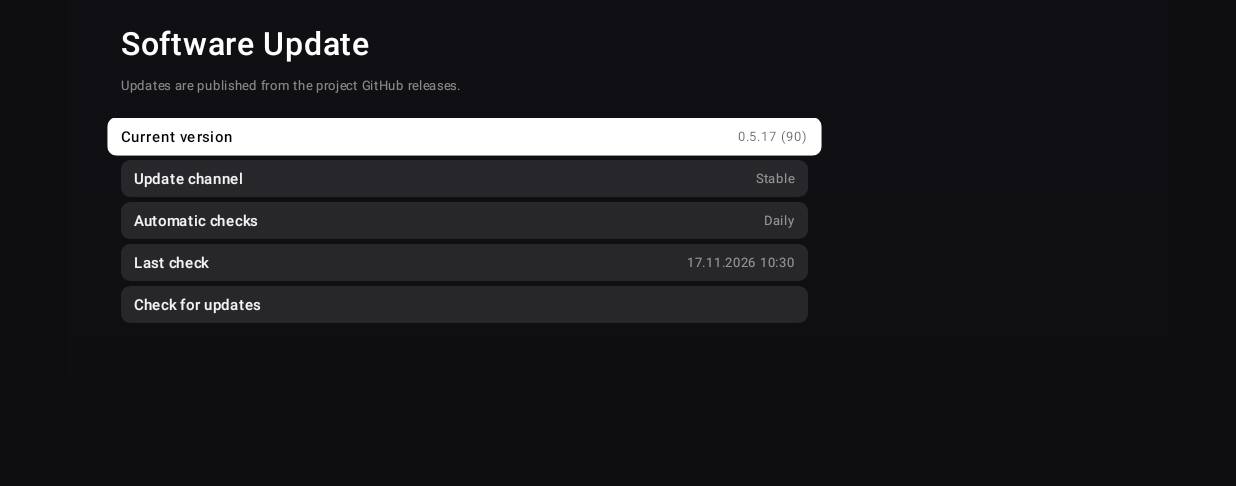
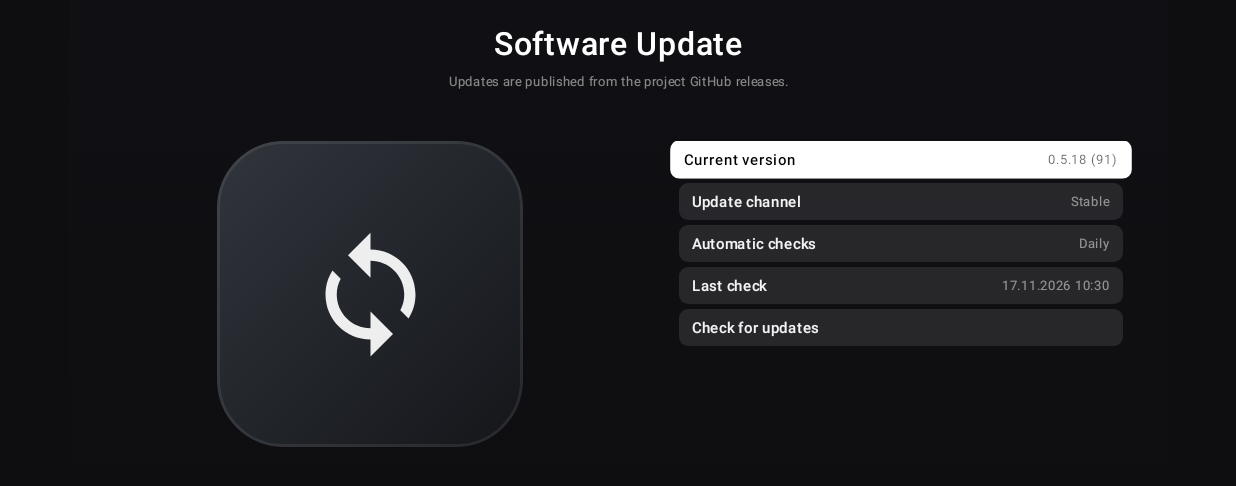
Before and after one commit to whatuneeed/AureTV, an Android app built with Jetpack Compose: the SoftwareUpdateActivity screen opened directly, with no data from a screen before it, on a phone screen of 824 x 412 dp (held sideways). Shown: the top 486 px of the screen. Run offline under Robolectric (Android 15) with nearby library versions, the phone set to English and light mode, and no system bars; pictures from the network do not load.

Commit message:
Release 0.5.18: put Backup and Update in the Settings two-pane frame
- Add TvToolPageScaffold with the centered title, left category icon and
  right 776 px action list used by Settings subpages.
- Move Backup and Software Update onto that frame, including their rows,
  progress bar and viewport; keep their separate activities and lifecycle.
- Bump to 0.5.18 / versionCode 91 and record targeted verification.

```diff
--- a/app/build.gradle.kts
+++ b/app/build.gradle.kts
@@ -33,8 +33,8 @@ android {
         targetSdk = 35
         // versionCode grows with every build shared outside this machine;
         // versionName names the batch of changes the build contains.
-        versionCode = 90
-        versionName = "0.5.17"
+        versionCode = 91
+        versionName = "0.5.18"
         buildConfigField(
             "String",
             "UPDATE_METADATA_URL",
--- a/app/src/main/java/com/whatuneed/ovisiontv/kotlin/ui/BackupScreen.kt
+++ b/app/src/main/java/com/whatuneed/ovisiontv/kotlin/ui/BackupScreen.kt
@@ -55,7 +55,10 @@ import androidx.compose.ui.text.input.PasswordVisualTransformation
 import androidx.compose.ui.text.style.TextOverflow
 import com.whatuneed.ovisiontv.kotlin.MainActivity
 import com.whatuneed.ovisiontv.kotlin.R
+import com.whatuneed.ovisiontv.kotlin.ui.components.SectionGlyph
+import com.whatuneed.ovisiontv.kotlin.ui.components.TV_TOOL_LIST_WIDTH
 import com.whatuneed.ovisiontv.kotlin.ui.components.TvListRowSurface
+import com.whatuneed.ovisiontv.kotlin.ui.components.TvToolPageScaffold
 import com.whatuneed.ovisiontv.kotlin.backup.BackupCategory
 import com.whatuneed.ovisiontv.kotlin.backup.BackupContract
 import com.whatuneed.ovisiontv.kotlin.backup.BackupException
@@ -532,29 +535,13 @@ fun BackupScreen(onClose: () -> Unit) {
         }
     }
 
-    Box(
-        Modifier
-            .fillMaxSize()
-            .background(Brush.verticalGradient(listOf(Color(0xFF101014), Color(0xFF0E0E11)))),
+    TvToolPageScaffold(
+        title = stringResource(R.string.backup_title),
+        subtitle = stringResource(R.string.backup_subtitle),
+        icon = SectionGlyph.shield,
+        scale = scale,
     ) {
-        Column(
-            Modifier
-                .offset(x = scale.dp(TvOs.SAFE_AREA), y = scale.dp(44f))
-                .width(scale.dp(1200f)),
-        ) {
-            Text(
-                text = stringResource(R.string.backup_title),
-                color = Color.White,
-                fontSize = scale.sp(TvType.largeTitle),
-                fontWeight = FontWeight.SemiBold,
-            )
-            Text(
-                text = stringResource(R.string.backup_subtitle),
-                color = LauncherColors.textSecondary,
-                fontSize = scale.sp(TvType.callout),
-                modifier = Modifier.padding(top = scale.dp(8f)),
-            )
-            Spacer(Modifier.height(scale.dp(24f)))
+        Column(Modifier.fillMaxSize()) {
             if (ui.page == BackupPage.PASSWORD) {
                 PasswordFields(
                     ui = ui,
@@ -590,8 +577,7 @@ fun BackupScreen(onClose: () -> Unit) {
             } else {
                 LazyColumn(
                     modifier = Modifier
-                        .width(scale.dp(1200f))
-                        .height(scale.dp(760f))
+                        .fillMaxSize()
                         .testTag("backup_rows"),
                     verticalArrangement = Arrangement.spacedBy(scale.dp(8f)),
                 ) {
@@ -752,7 +738,7 @@ private fun BackupRowView(
         focused = focused,
         scale = scale,
         modifier = Modifier
-            .width(scale.dp(1200f))
+            .width(scale.dp(TV_TOOL_LIST_WIDTH))
             .focusRequester(requester)
             .onFocusChanged { if (it.isFocused) onFocus() }
             // Every row is a focus target even when it only carries a warning;
--- a/app/src/main/java/com/whatuneed/ovisiontv/kotlin/ui/SoftwareUpdateScreen.kt
+++ b/app/src/main/java/com/whatuneed/ovisiontv/kotlin/ui/SoftwareUpdateScreen.kt
@@ -46,7 +46,10 @@ import androidx.compose.ui.text.font.FontWeight
 import androidx.compose.ui.text.style.TextOverflow
 import com.whatuneed.ovisiontv.kotlin.BuildConfig
 import com.whatuneed.ovisiontv.kotlin.R
+import com.whatuneed.ovisiontv.kotlin.ui.components.SectionGlyph
+import com.whatuneed.ovisiontv.kotlin.ui.components.TV_TOOL_LIST_WIDTH
 import com.whatuneed.ovisiontv.kotlin.ui.components.TvListRowSurface
+import com.whatuneed.ovisiontv.kotlin.ui.components.TvToolPageScaffold
 import com.whatuneed.ovisiontv.kotlin.data.KidsMode
 import com.whatuneed.ovisiontv.kotlin.update.UpdateChannel
 import com.whatuneed.ovisiontv.kotlin.update.UpdateCheckMode
@@ -356,29 +359,13 @@ fun SoftwareUpdateScreen(onClose: () -> Unit) {
         if (focusIndex !in rows.indices) focusIndex = 0
     }
 
-    Box(
-        Modifier
-            .fillMaxSize()
-            .background(Brush.verticalGradient(listOf(Color(0xFF101014), Color(0xFF0E0E11)))),
+    TvToolPageScaffold(
+        title = stringResource(R.string.update_title),
+        subtitle = stringResource(R.string.update_subtitle),
+        icon = SectionGlyph.update,
+        scale = scale,
     ) {
-        Column(
-            Modifier
-                .offset(x = scale.dp(TvOs.SAFE_AREA), y = scale.dp(44f))
-                .width(scale.dp(1200f)),
-        ) {
-            Text(
-                text = stringResource(R.string.update_title),
-                color = Color.White,
-                fontSize = scale.sp(TvType.largeTitle),
-                fontWeight = FontWeight.SemiBold,
-            )
-            Text(
-                text = stringResource(R.string.update_subtitle),
-                color = LauncherColors.textSecondary,
-                fontSize = scale.sp(TvType.callout),
-                modifier = Modifier.padding(top = scale.dp(8f)),
-            )
-            Spacer(Modifier.height(scale.dp(24f)))
+        Column(Modifier.fillMaxSize()) {
             val downloadTotal = state.totalBytes
             if (state.phase == UpdatePhase.DOWNLOADING && downloadTotal != null) {
                 LinearProgressIndicator(
@@ -386,7 +373,7 @@ fun SoftwareUpdateScreen(onClose: () -> Unit) {
                         (state.progressBytes.toFloat() / downloadTotal.toFloat()).coerceIn(0f, 1f)
                     },
                     modifier = Modifier
-                        .width(scale.dp(1200f))
+                        .width(scale.dp(TV_TOOL_LIST_WIDTH))
                         .height(scale.dp(6f))
                         .testTag("update_progress"),
                     color = Color.White.copy(alpha = 0.75f),
@@ -396,8 +383,7 @@ fun SoftwareUpdateScreen(onClose: () -> Unit) {
             }
             LazyColumn(
                 modifier = Modifier
-                    .width(scale.dp(1200f))
-                    .height(scale.dp(700f))
+                    .fillMaxSize()
                     .testTag("update_rows"),
                 verticalArrangement = Arrangement.spacedBy(scale.dp(8f)),
             ) {
@@ -416,12 +402,12 @@ fun SoftwareUpdateScreen(onClose: () -> Unit) {
                 }
             }
         }
-        if (notesOpen) {
-            UpdateNotesOverlay(
-                release = release,
-                onClose = { notesOpen = false },
-            )
-        }
+    }
+    if (notesOpen) {
+        UpdateNotesOverlay(
+            release = release,
+            onClose = { notesOpen = false },
+        )
     }
 }
 
@@ -499,7 +485,7 @@ private fun UpdateRowView(
         focused = focused,
         scale = scale,
         modifier = Modifier
-            .width(scale.dp(1200f))
+            .width(scale.dp(TV_TOOL_LIST_WIDTH))
             .focusRequester(requester)
             .onFocusChanged { if (it.isFocused) onFocus() }
             .clickable { row.action?.invoke() },
--- /dev/null
+++ b/app/src/main/java/com/whatuneed/ovisiontv/kotlin/ui/components/TvToolPageScaffold.kt
@@ -0,0 +1,139 @@
+package com.whatuneed.ovisiontv.kotlin.ui.components
+
+import androidx.compose.foundation.Image
+import androidx.compose.foundation.background
+import androidx.compose.foundation.border
+import androidx.compose.foundation.layout.Box
+import androidx.compose.foundation.layout.BoxScope
+import androidx.compose.foundation.layout.fillMaxSize
+import androidx.compose.foundation.layout.fillMaxWidth
+import androidx.compose.foundation.layout.offset
+import androidx.compose.foundation.layout.size
+import androidx.compose.foundation.layout.width
+import androidx.compose.foundation.shape.RoundedCornerShape
+import androidx.compose.material3.Text
+import androidx.compose.runtime.Composable
+import androidx.compose.runtime.getValue
+import androidx.compose.runtime.mutableIntStateOf
+import androidx.compose.runtime.remember
+import androidx.compose.runtime.setValue
+import androidx.compose.ui.Alignment
+import androidx.compose.ui.Modifier
+import androidx.compose.ui.draw.clip
+import androidx.compose.ui.graphics.Brush
+import androidx.compose.ui.graphics.Color
+import androidx.compose.ui.graphics.ColorFilter
+import androidx.compose.ui.graphics.vector.ImageVector
+import androidx.compose.ui.semantics.heading
+import androidx.compose.ui.semantics.semantics
+import androidx.compose.ui.text.font.FontWeight
+import androidx.compose.ui.text.style.TextAlign
+import androidx.compose.ui.text.style.TextOverflow
+import androidx.compose.ui.unit.dp
+import com.whatuneed.ovisiontv.kotlin.ui.LauncherColors
+import com.whatuneed.ovisiontv.kotlin.ui.TvInk
+import com.whatuneed.ovisiontv.kotlin.ui.TvOs
+import com.whatuneed.ovisiontv.kotlin.ui.TvScale
+import com.whatuneed.ovisiontv.kotlin.ui.TvType
+
+internal const val TV_TOOL_LIST_WIDTH = 776f
+
+private const val TITLE_TOP = 44f
+private const val DESCRIPTION_TOP = 128f
+private const val DESCRIPTION_WIDTH = 900f
+private const val DESCRIPTION_LINE_HEIGHT = 30f
+private const val DESCRIPTION_LIST_GAP = 88f
+private const val ICON_LEFT = 259f
+private const val ICON_TOP = 247f
+private const val ICON_SIZE = 534f
+private const val ICON_RADIUS = 116f
+private const val ICON_GLYPH = 236f
+private const val LIST_LEFT = 1066f
+private const val LIST_BOTTOM_INSET = 44f
+
+/**
+ * The two-pane frame used by Settings subpages, now shared by Backup and
+ * Software Update. The title and description are centered, the category glyph
+ * sits on the left and the actionable list starts on the right at the same
+ * x/width as a Settings list. Tool screens keep their own row content and
+ * activity lifecycle; only the surface language is shared.
+ */
+@Composable
+internal fun TvToolPageScaffold(
+    title: String,
+    subtitle: String,
+    icon: ImageVector,
+    scale: TvScale,
+    content: @Composable BoxScope.() -> Unit,
+) {
+    var subtitleLines by remember(title) { mutableIntStateOf(1) }
+    val listTop = DESCRIPTION_TOP + subtitleLines * DESCRIPTION_LINE_HEIGHT + DESCRIPTION_LIST_GAP
+    val iconShape = RoundedCornerShape(scale.dp(ICON_RADIUS))
+
+    Box(
+        Modifier
+            .fillMaxSize()
+            .background(
+                Brush.verticalGradient(
+                    listOf(LauncherColors.backgroundTop, LauncherColors.backgroundBottom),
+                ),
+            ),
+    ) {
+        Text(
+            text = title,
+            color = LauncherColors.textPrimary,
+            fontSize = scale.sp(TvType.largeTitle),
+            fontWeight = FontWeight.SemiBold,
+            textAlign = TextAlign.Center,
+            modifier = Modifier
+                .fillMaxWidth()
+                .offset(y = scale.dp(TITLE_TOP))
+                .semantics { heading() },
+        )
+
+        Text(
+            text = subtitle,
+            color = LauncherColors.textSecondary,
+            fontSize = scale.sp(TvType.callout),
+            lineHeight = scale.sp(DESCRIPTION_LINE_HEIGHT),
+            textAlign = TextAlign.Center,
+            maxLines = 2,
+            overflow = TextOverflow.Ellipsis,
+            onTextLayout = { result ->
+                subtitleLines = result.lineCount.coerceIn(1, 2)
+            },
+            modifier = Modifier
+                .width(scale.dp(DESCRIPTION_WIDTH))
+                .align(Alignment.TopCenter)
+                .offset(y = scale.dp(DESCRIPTION_TOP)),
+        )
+
+        Box(
+            Modifier
+                .offset(x = scale.dp(ICON_LEFT), y = scale.dp(ICON_TOP))
+                .size(scale.dp(ICON_SIZE))
+                .clip(iconShape)
+                .background(Brush.linearGradient(listOf(TvInk.rowTop, TvInk.rowBottom)))
+                .border(2.dp, Color.White.copy(alpha = 0.08f), iconShape),
+            contentAlignment = Alignment.Center,
+        ) {
+            Image(
+                imageVector = icon,
+                contentDescription = null,
+                colorFilter = ColorFilter.tint(Color.White.copy(alpha = 0.92f)),
+                modifier = Modifier.size(scale.dp(ICON_GLYPH)),
+            )
+        }
+
+        Box(
+            Modifier
+                .offset(x = scale.dp(LIST_LEFT), y = scale.dp(listTop))
+                .size(
+                    width = scale.dp(TV_TOOL_LIST_WIDTH),
+                    height = scale.dp(TvOs.SCREEN_HEIGHT - listTop - LIST_BOTTOM_INSET),
+                ),
+        ) {
+            content()
+        }
+    }
+}
```
Also changed, not shown: 3 other files.
